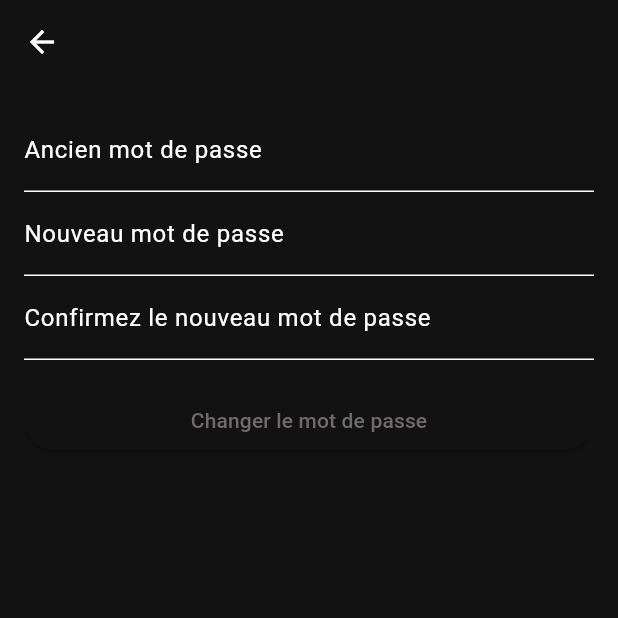
After one commit to tessabln/P2I_Tessa, a Flutter app: the screen it shows once a user with an empty profile is signed in, item 3 of the bottom bar chosen, after a tap on "Changer mon mot de passe", on a phone screen of 412 x 824 dp, the top half of it. The commit adds this screen. Run offline on Flutter 3.47's test engine with Material 3 defaults, Android fonts, the phone set to English and light mode, and no system bars; our stand-ins replace cloud_firestore, firebase_auth, firebase_core, flutter_slidable, google_nav_bar, slide_to_act; accounts and stored records are empty.

Commit message:
changements

```diff
--- a/lib/auth/login_or_register.dart
+++ b/lib/auth/login_or_register.dart
@@ -1,6 +1,6 @@
 import 'package:flutter/material.dart';
 import 'package:flutter_app/views/login_view.dart';
-import 'package:flutter_app/views/register_view.dart';
+import 'package:flutter_app/views/player/register_view.dart';
 
 class LoginOrRegister extends StatefulWidget {
   const LoginOrRegister({super.key});
--- a/lib/theme/dark_mode.dart
+++ b/lib/theme/dark_mode.dart
@@ -4,7 +4,7 @@ ThemeData darkMode = ThemeData(
   brightness: Brightness.dark,
   colorScheme: ColorScheme.dark(
     background: Colors.grey.shade900,
-    primary: Color.fromARGB(255, 107, 103, 103),
+    primary: Color.fromARGB(255, 114, 106, 106),
     secondary: Colors.grey.shade700,
     inversePrimary: Colors.grey.shade300,
   ),
--- a/lib/theme/theme_provider.dart
+++ b/lib/theme/theme_provider.dart
@@ -6,6 +6,8 @@ class ThemeProvider with ChangeNotifier {
   ThemeData _themeData = darkMode;
 
   ThemeData get themeData => _themeData;
+
+  bool get isDarkMode => _themeData == darkMode;
 
   set themeData(ThemeData themeData) {
     _themeData = themeData;
--- a/lib/views/account_view.dart
+++ b/lib/views/account_view.dart
@@ -1,9 +1,11 @@
 // ignore_for_file: use_build_context_synchronously
 
 import 'package:firebase_auth/firebase_auth.dart';
+import 'package:flutter/cupertino.dart';
 import 'package:flutter/material.dart';
 import 'package:flutter_app/components/my_button.dart';
 import 'package:flutter_app/theme/theme_provider.dart';
+import 'package:flutter_app/views/change_pw_view.dart';
 import 'package:flutter_app/views/login_view.dart';
 import 'package:flutter_app/services/firestore.dart';
 import 'package:provider/provider.dart';
@@ -17,11 +19,14 @@ class AccountView extends StatelessWidget {
       appBar: AppBar(
         backgroundColor: Theme.of(context).colorScheme.background,
         actions: [
-          IconButton(
-            onPressed: () {
-              Provider.of<ThemeProvider>(context, listen: false).toggleTheme();
-            },
-            icon: Icon(Icons.nightlight_round_sharp),
+          const Text("Dark mode"),
+          CupertinoSwitch(
+            value:
+                Provider.of<ThemeProvider>(context, listen: false).isDarkMode,
+                activeColor: Colors.grey.shade700,
+            onChanged: (value) =>
+                Provider.of<ThemeProvider>(context, listen: false)
+                    .toggleTheme(),
           ),
         ],
       ),
@@ -38,7 +43,16 @@ class AccountView extends StatelessWidget {
               const SizedBox(height: 200),
               MyButton(
                 text: "Changer mon mot de passe",
-                onTap: () {},
+                onTap: () {
+                Navigator.push(
+                  context,
+                  MaterialPageRoute(
+                    builder: (context) {
+                      return ChangePasswordView();
+                    },
+                  ),
+                );
+              },
               ),
               const SizedBox(height: 10),
               MyButton(
--- a/lib/views/admin/admin_view.dart
+++ b/lib/views/admin/admin_view.dart
@@ -22,6 +22,7 @@ class _AdminViewState extends State<AdminView> {
     return Scaffold(
       appBar: AppBar(
         backgroundColor: Theme.of(context).colorScheme.background,
+        automaticallyImplyLeading: false,
         actions: [
           Container(
             margin: EdgeInsets.all(8),
--- a/lib/views/admin/objects_view.dart
+++ b/lib/views/admin/objects_view.dart
@@ -1,4 +1,4 @@
-// ignore_for_file: use_build_context_synchronously
+// ignore_for_file: use_build_context_synchronously, unnecessary_string_interpolations
 
 import 'package:cloud_firestore/cloud_firestore.dart';
 import 'package:flutter/material.dart';
@@ -188,7 +188,7 @@ class _ObjectsViewState extends State<ObjectsView> {
               itemCount: objectsList.length,
               itemBuilder: (context, index) {
                 DocumentSnapshot document = objectsList[index];
-                String docID = document.id;
+                //String userId= document.id;
 
                 Map<String, dynamic>? data =
                     document.data() as Map<String, dynamic>?;
--- /dev/null
+++ b/lib/views/change_pw_view.dart
@@ -0,0 +1,60 @@
+import 'package:flutter/material.dart';
+
+class ChangePasswordView extends StatelessWidget {
+  final TextEditingController _oldPasswordController = TextEditingController();
+  final TextEditingController _newPasswordController = TextEditingController();
+  final TextEditingController _confirmPasswordController = TextEditingController();
+
+  @override
+  Widget build(BuildContext context) {
+    return Scaffold(
+      appBar: AppBar(),
+      body: Padding(
+        padding: EdgeInsets.all(16.0),
+        child: Column(
+          crossAxisAlignment: CrossAxisAlignment.stretch,
+          children: [
+            TextField(
+              controller: _oldPasswordController,
+              obscureText: true,
+              decoration: InputDecoration(
+                labelText: 'Ancien mot de passe',
+              ),
+            ),
+            TextField(
+              controller: _newPasswordController,
+              obscureText: true,
+              decoration: InputDecoration(
+                labelText: 'Nouveau mot de passe',
+              ),
+            ),
+            TextField(
+              controller: _confirmPasswordController,
+              obscureText: true,
+              decoration: InputDecoration(
+                labelText: 'Confirmez le nouveau mot de passe',
+              ),
+            ),
+            SizedBox(height: 16.0),
+            ElevatedButton(
+              onPressed: () {
+                _changePassword(context);
+              },
+              child: Text(
+                'Changer le mot de passe',
+                style: TextStyle(color: Theme.of(context).colorScheme.primary),
+              ),
+            ),
+          ],
+        ),
+      ),
+    );
+  }
+
+  void _changePassword(BuildContext context) {
+    String oldPassword = _oldPasswordController.text;
+    String newPassword = _newPasswordController.text;
+    String confirmPassword = _confirmPasswordController.text;
+
+  }
+}
--- a/lib/views/login_view.dart
+++ b/lib/views/login_view.dart
@@ -7,7 +7,7 @@ import 'package:flutter_app/components/my_button.dart';
 import 'package:flutter_app/components/my_textfield.dart';
 import 'package:flutter_app/helper/helper_functions.dart';
 import 'package:flutter_app/views/forgot_pw_view.dart';
-import 'package:flutter_app/views/register_view.dart';
+import 'package:flutter_app/views/player/register_view.dart';
 
 class LoginView extends StatefulWidget {
   final void Function()? onTap;
--- a/lib/views/player/home_view.dart
+++ b/lib/views/player/home_view.dart
@@ -1,13 +1,14 @@
-// ignore_for_file: must_be_immutable, prefer_interpolation_to_compose_strings, sort_child_properties_last, avoid_function_literals_in_foreach_calls
+// ignore_for_file: must_be_immutable, prefer_interpolation_to_compose_strings, sort_child_properties_last, avoid_function_literals_in_foreach_calls, unused_local_variable
 
 import 'package:cloud_firestore/cloud_firestore.dart';
 import 'package:firebase_auth/firebase_auth.dart';
 import 'package:flutter/material.dart';
+import 'package:intl/intl.dart';
 import 'package:slide_to_act/slide_to_act.dart';
 
 class HomeView extends StatefulWidget {
   @override
-  State<HomeView> createState() => _HomeViewState();
+  _HomeViewState createState() => _HomeViewState();
 }
 
 class _HomeViewState extends State<HomeView> {
@@ -19,18 +20,33 @@ class _HomeViewState extends State<HomeView> {
   void initState() {
     super.initState();
     userData = getUserData();
-    objectData = getObjectData();
+    Future<DocumentSnapshot<Map<String, dynamic>>>?
+        objectData; //bonne ligne pour pas que ça soit tout faux
   }
 
   Future<DocumentSnapshot<Map<String, dynamic>>> getUserData() async {
     return FirebaseFirestore.instance.collection("users").doc(user!.uid).get();
   }
 
-  Future<DocumentSnapshot<Map<String, dynamic>>> getObjectData() async {
-    return FirebaseFirestore.instance
+  Future<DocumentSnapshot<Map<String, dynamic>>?> getObjectData() async {
+    DateTime now = DateTime.now();
+
+    String formattedDate = DateFormat('dd-MM-yyyy à HH:mm:ss').format(now);
+    print('Formatted Date: $formattedDate');
+
+    QuerySnapshot<Map<String, dynamic>> snapshot = await FirebaseFirestore
+        .instance
         .collection("objects")
-        .doc("HG9gEDmgC9Hu83nsDVji")
+        .where('begindate', isLessThanOrEqualTo: formattedDate)
+        .where('endate', isGreaterThanOrEqualTo: formattedDate)
         .get();
+    print('Object Data: $objectData');
+
+    if (snapshot.docs.isNotEmpty) {
+      return snapshot.docs.first;
+    } else {
+      return null;
+    }
   }
 
   @override
@@ -38,6 +54,33 @@ class _HomeViewState extends State<HomeView> {
     return Scaffold(
       appBar: AppBar(
         backgroundColor: Theme.of(context).colorScheme.background,
+        automaticallyImplyLeading: false,
+        flexibleSpace: Padding(
+          padding: const EdgeInsets.all(8.0),
+          child: FutureBuilder<DocumentSnapshot<Map<String, dynamic>>>(
+            future: userData,
+            builder: (BuildContext context,
+                AsyncSnapshot<DocumentSnapshot<Map<String, dynamic>>>
+                    snapshot) {
+              if (snapshot.connectionState == ConnectionState.waiting) {
+                return CircularProgressIndicator();
+              } else if (snapshot.hasError) {
+                return Text('Error: ${snapshot.error}');
+              } else if (snapshot.data == null || !snapshot.data!.exists) {
+                return Text('Pas de donnée');
+              } else {
+                Map<String, dynamic> userData = snapshot.data!.data()!;
+                return Text(
+                  'Bonjour ${userData['firstname']},',
+                  style: TextStyle(
+                    fontWeight: FontWeight.bold,
+                    fontSize: 22,
+                  ),
+                );
+              }
+            },
+          ),
+        ),
         actions: [
           Container(
             margin: EdgeInsets.all(8),
@@ -55,25 +98,7 @@ class _HomeViewState extends State<HomeView> {
       ),
       body: Column(
         children: [
-          Expanded(
-            child: FutureBuilder<DocumentSnapshot<Map<String, dynamic>>>(
-              future: userData,
-              builder: (BuildContext context,
-                  AsyncSnapshot<DocumentSnapshot<Map<String, dynamic>>>
-                      snapshot) {
-                if (snapshot.connectionState == ConnectionState.waiting) {
-                  return Text('Loading...');
-                } else if (snapshot.hasError) {
-                  return Text('Error: ${snapshot.error}');
-                } else if (snapshot.data == null || !snapshot.data!.exists) {
-                  return Text('Pas de donnée');
-                } else {
-                  Map<String, dynamic> userData = snapshot.data!.data()!;
-                  return Text('Bonjour, ${userData['firstname']}');
-                }
-              },
-            ),
-          ),
+          const SizedBox(height: 100),
           Expanded(
             child: FutureBuilder<DocumentSnapshot<Map<String, dynamic>>>(
               future: objectData,
@@ -84,6 +109,8 @@ class _HomeViewState extends State<HomeView> {
                   return Text('Loading...');
                 } else if (snapshot.hasError) {
                   return Text('Error: ${snapshot.error}');
+                } else if (!snapshot.hasData || snapshot.data == null) {
+                  return Text('Aucun objet trouvé');
                 } else {
                   Map<String, dynamic> objectData = snapshot.data!.data()!;
                   return Column(
--- a/pubspec.yaml
+++ b/pubspec.yaml
@@ -53,6 +53,8 @@ dependencies:
   google_nav_bar: ^5.0.6
   slide_to_act: ^2.0.1
   intl: ^0.19.0
+  flutter_slidable: ^3.0.1
+  lottie: ^3.0.0
 
 dev_dependencies:
   flutter_test:
```
Also changed, not shown: lib/views/admin/targets_view.dart (+2 -13 lines), lib/views/admin/users_view.dart (+28 -18 lines), lib/views/player/register_view.dart (renamed from lib/views/register_view.dart), pubspec.lock.
